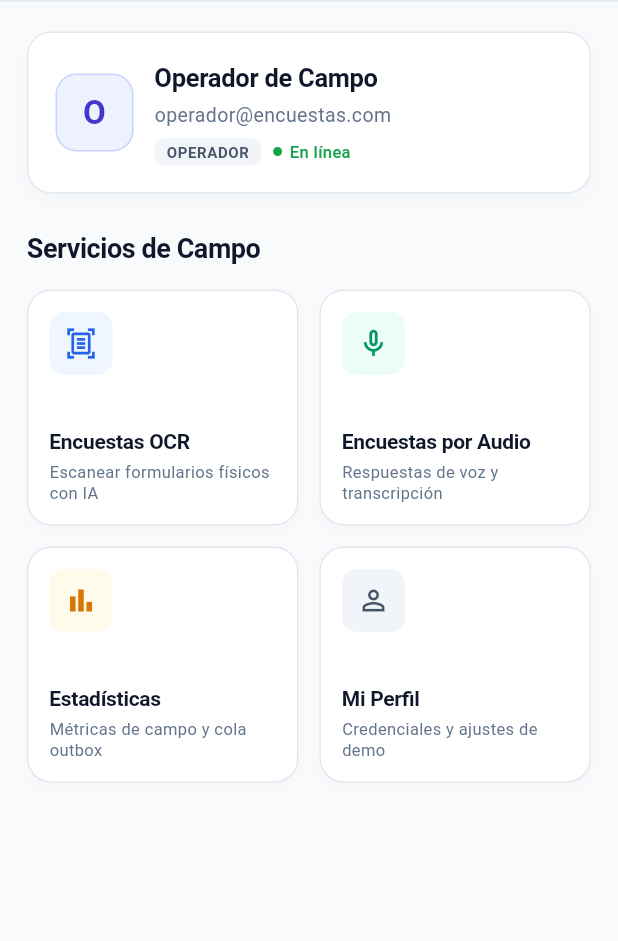
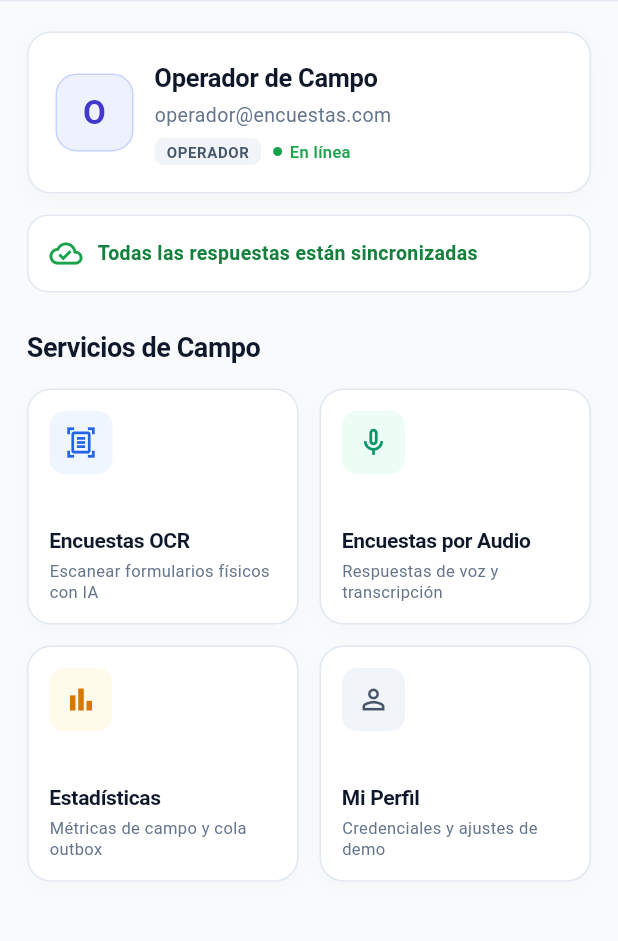
Before and after one commit to dedasema/surveysapp, a Flutter app: the DashboardScreen screen opened directly, on a phone screen of 412 x 824 dp, the part 84-1025 px from its top. Run offline on Flutter 3.47's test engine with Material 3 defaults, Android fonts, the phone set to English and light mode, and no system bars; our stand-ins replace audioplayers, connectivity_plus, flutter_local_notifications, flutter_secure_storage, image_picker, permission_handler and 2 more; missing offline and left inert: record; accounts and stored records are empty; network calls fail.

Commit message:
feat(sync): add client uuid v4, sync_log metrics, backoff and pending alert banner

```diff
--- a/lib/screens/dashboard_screen.dart
+++ b/lib/screens/dashboard_screen.dart
@@ -566,6 +566,22 @@ class _DashboardScreenState extends State<DashboardScreen> {
                 ),
               ),
 
+              // Indicador de Respuestas Pendientes y Alerta de Sincronización (A4)
+              StreamBuilder<Map<String, int>>(
+                stream: OfflineSyncService.instance.countsStream,
+                builder: (context, snapshot) {
+                  final counts = snapshot.data ?? {};
+                  final pending = (counts['pending'] ?? 0) + (counts['failed'] ?? 0);
+                  return FutureBuilder<bool>(
+                    future: OfflineSyncService.instance.hasPendingOlderThan7Days(),
+                    builder: (context, olderSnap) {
+                      final hasOlder = olderSnap.data == true;
+                      return _buildSyncCard(context, pending, hasOlder);
+                    },
+                  );
+                },
+              ),
+
               // Banner Modo Demo
               AnimatedBuilder(
                 animation: AppConfigService.instance,
@@ -782,4 +798,89 @@ class _DashboardScreenState extends State<DashboardScreen> {
       ),
     );
   }
+
+  Widget _buildSyncCard(BuildContext context, int pending, bool hasOlder) {
+    return Container(
+      margin: const EdgeInsets.only(top: 14),
+      padding: const EdgeInsets.all(14),
+      decoration: BoxDecoration(
+        color: hasOlder
+            ? const Color(0xFFFEF2F2)
+            : (pending > 0 ? const Color(0xFFEFF6FF) : Colors.white),
+        borderRadius: BorderRadius.circular(14),
+        border: Border.all(
+          color: hasOlder
+              ? const Color(0xFFFCA5A5)
+              : (pending > 0 ? const Color(0xFFBFDBFE) : const Color(0xFFE2E8F0)),
+        ),
+      ),
+      child: Column(
+        crossAxisAlignment: CrossAxisAlignment.start,
+        children: [
+          if (hasOlder) ...[
+            const Row(
+              children: [
+                Icon(Icons.warning_amber_rounded, color: Color(0xFFDC2626), size: 20),
+                SizedBox(width: 8),
+                Expanded(
+                  child: Text(
+                    '¡Atención! Hay respuestas pendientes de más de 7 días sin sincronizar.',
+                    style: TextStyle(
+                      fontSize: 12,
+                      fontWeight: FontWeight.bold,
+                      color: Color(0xFFB91C1C),
+                    ),
+                  ),
+                ),
+              ],
+            ),
+            const SizedBox(height: 10),
+          ],
+          Row(
+            children: [
+              Icon(
+                pending > 0 ? Icons.cloud_upload_outlined : Icons.cloud_done_outlined,
+                color: hasOlder
+                    ? const Color(0xFFDC2626)
+                    : (pending > 0 ? const Color(0xFF2563EB) : const Color(0xFF16A34A)),
+                size: 22,
+              ),
+              const SizedBox(width: 10),
+              Expanded(
+                child: Text(
+                  pending > 0
+                      ? '$pending respuestas pendientes de sincronizar'
+                      : 'Todas las respuestas están sincronizadas',
+                  style: TextStyle(
+                    fontSize: 13,
+                    fontWeight: FontWeight.w600,
+                    color: hasOlder
+                        ? const Color(0xFF991B1B)
+                        : (pending > 0 ? const Color(0xFF1E40AF) : const Color(0xFF15803D)),
+                  ),
+                ),
+              ),
+              if (pending > 0)
+                ElevatedButton.icon(
+                  style: ElevatedButton.styleFrom(
+                    backgroundColor: const Color(0xFF2563EB),
+                    foregroundColor: Colors.white,
+                    padding: const EdgeInsets.symmetric(horizontal: 12, vertical: 8),
+                    shape: RoundedRectangleBorder(borderRadius: BorderRadius.circular(8)),
+                  ),
+                  icon: const Icon(Icons.sync, size: 16),
+                  label: const Text('Sincronizar ahora', style: TextStyle(fontSize: 12, fontWeight: FontWeight.bold)),
+                  onPressed: () async {
+                    ScaffoldMessenger.of(context).showSnackBar(
+                      const SnackBar(content: Text('Iniciando sincronización por lotes...')),
+                    );
+                    await OfflineSyncService.instance.syncPendingQueue();
+                  },
+                ),
+            ],
+          ),
+        ],
+      ),
+    );
+  }
 }
--- a/pubspec.yaml
+++ b/pubspec.yaml
@@ -30,6 +30,7 @@ dependencies:
   sqflite: ^2.3.0
   connectivity_plus: ^5.0.2
   flutter_local_notifications: 18.0.1
+  uuid: ^4.3.3
 
 
 dev_dependencies:
```
Also changed, not shown: lib/services/offline_sync_service.dart (+80 -22 lines), pubspec.lock.
